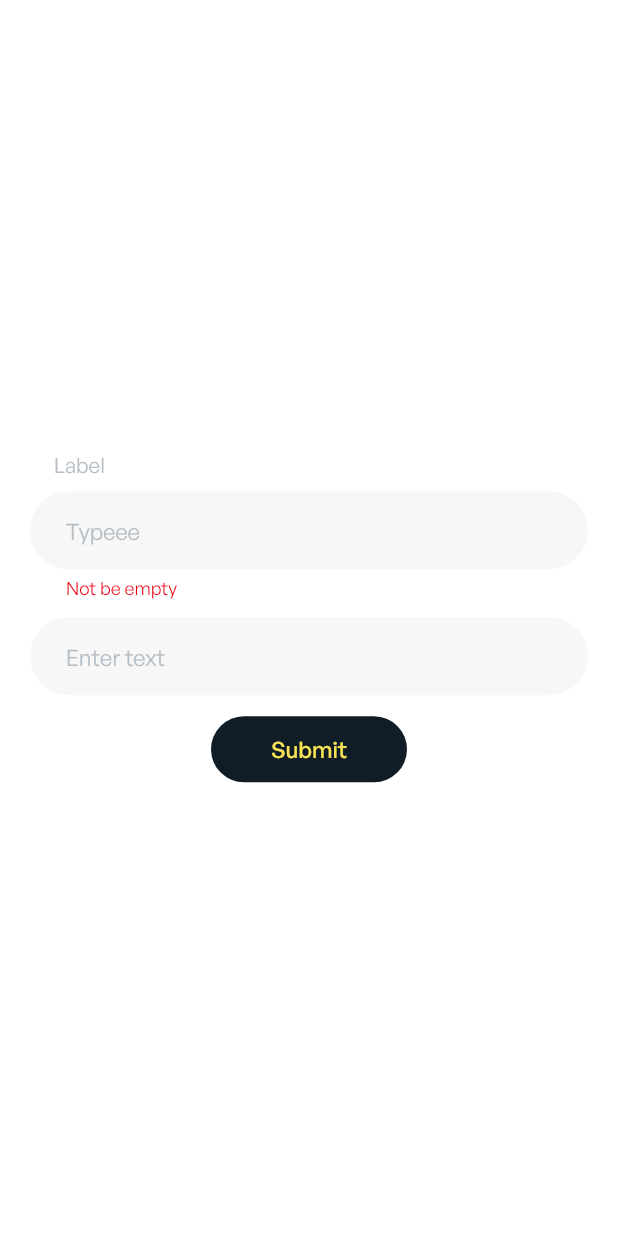
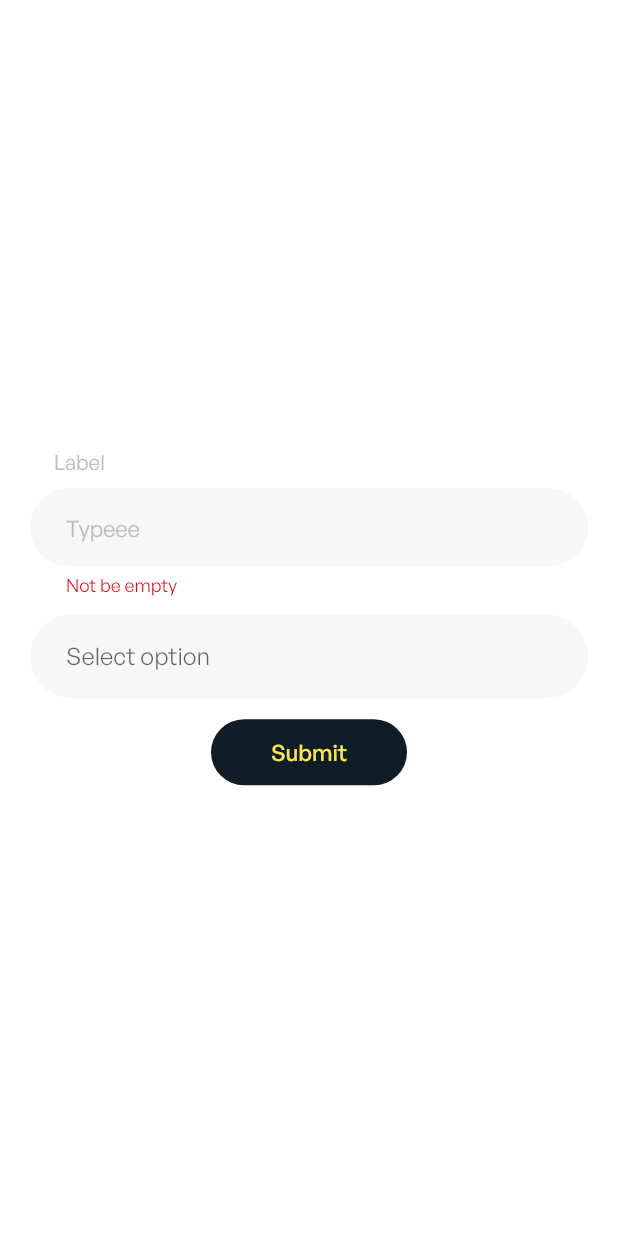
Before and after one commit to mcprah/chatteree_mobile, a Flutter app: the screen it shows after launch, after a tap on "Submit", on a phone screen of 412 x 824 dp. Run offline on Flutter 3.47's test engine with Material 2 defaults, Android fonts, the light colour scheme and no system bars; our stand-ins replace flutter_svg; project files that could hold a hidden picture were left out.

Commit message:
chore: add dropdown input component

```diff
--- a/lib/main.dart
+++ b/lib/main.dart
@@ -1,8 +1,9 @@
 import 'package:chatteree_mobile/utils/colors.dart';
 import 'package:chatteree_mobile/utils/constants.dart';
 import 'package:chatteree_mobile/utils/theme.dart';
-import 'package:chatteree_mobile/view/components/CButton.dart';
-import 'package:chatteree_mobile/view/components/CTextField.dart';
+import 'package:chatteree_mobile/view/components/c_button.dart';
+import 'package:chatteree_mobile/view/components/c_dropdown.dart';
+import 'package:chatteree_mobile/view/components/c_textfield.dart';
 import 'package:flutter/material.dart';
 import 'package:flutter/services.dart';
 import 'package:flutter_svg/svg.dart';
@@ -64,7 +65,10 @@ class MyApp extends StatelessWidget {
                       const SizedBox(
                         height: 12,
                       ),
-                      CTextField(
+                      CDropdown(
+                        dropdownItems: const ["Maame", "Ama", "Adwoa", "Mansa"],
+                        selectedValue: '',
+                        placeholder: "Select option",
                         textController: TextEditingController(),
                       ),
                       const SizedBox(
--- a/lib/utils/theme.dart
+++ b/lib/utils/theme.dart
@@ -48,3 +48,21 @@ InputBorder buildStadiumBorder() {
     ),
   );
 }
+
+InputDecoration cDefaultInputDecoration = InputDecoration(
+  hintStyle: cBodyTextStyle.copyWith(color: AppColors.gray),
+  filled: true,
+  fillColor: AppColors.secondaryLight,
+  border: OutlineInputBorder(
+    borderRadius: BorderRadius.circular(30),
+    borderSide: const BorderSide(color: Colors.transparent),
+  ),
+  focusedBorder: buildAccentStadiumBorder(),
+  enabledBorder: buildStadiumBorder(),
+  errorBorder: buildStadiumBorder(),
+  errorStyle: cSmallBodyTextStyle.copyWith(color: AppColors.danger, height: 1),
+  contentPadding: const EdgeInsets.symmetric(
+    horizontal: 24,
+    vertical: 16,
+  ),
+);
--- a/lib/view/components/CButton.dart
+++ b/lib/view/components/c_button.dart
@@ -1,8 +1,17 @@
+import 'package:flutter/material.dart';
+
 import 'package:chatteree_mobile/utils/colors.dart';
 import 'package:chatteree_mobile/utils/constants.dart';
-import 'package:flutter/material.dart';
 
 class CButton extends StatelessWidget {
+  final String text;
+  final CSize? size;
+  final Widget? prefixIcon;
+  final Widget? suffixIcon;
+  final VoidCallback onPressed;
+  final bool disabled;
+  final CButtonType type;
+
   const CButton({
     super.key,
     required this.text,
@@ -13,14 +22,6 @@ class CButton extends StatelessWidget {
     this.disabled = false,
     this.type = CButtonType.PRIMARY,
   });
-
-  final String text;
-  final CSize? size;
-  final Widget? prefixIcon;
-  final Widget? suffixIcon;
-  final VoidCallback onPressed;
-  final bool disabled;
-  final CButtonType type;
 
   @override
   Widget build(BuildContext context) {
--- /dev/null
+++ b/lib/view/components/c_dropdown.dart
@@ -0,0 +1,74 @@
+import 'package:flutter/material.dart';
+
+import 'package:chatteree_mobile/utils/colors.dart';
+import 'package:chatteree_mobile/utils/theme.dart';
+import 'package:flutter_svg/svg.dart';
+
+class CDropdown extends StatelessWidget {
+  final String? label;
+  final String placeholder;
+  final TextEditingController textController;
+  final String? Function(String?)? validator;
+  final List<String> dropdownItems;
+  final String? selectedValue;
+
+  final void Function(String?)? onChanged;
+
+  const CDropdown({
+    super.key,
+    this.label,
+    this.validator,
+    required this.textController,
+    required this.dropdownItems,
+    this.selectedValue,
+    this.onChanged,
+    this.placeholder = "Enter text",
+  });
+
+  @override
+  Widget build(BuildContext context) {
+    return Column(
+      crossAxisAlignment: CrossAxisAlignment.start,
+      children: [
+        if (label != null)
+          Padding(
+            padding: const EdgeInsets.only(bottom: 8, left: 16),
+            child: Text(
+              label!,
+              style: const TextStyle(
+                  color: Colors.grey), // Use your custom style here
+            ),
+          ),
+        DropdownButtonFormField(
+          elevation: 0,
+          icon: const SizedBox.shrink(),
+          value: selectedValue!.isNotEmpty ? selectedValue : null,
+          onChanged: (value) {
+            return onChanged?.call(value);
+          }, // Add your logic to handle dropdown changes
+          validator: validator,
+          decoration: cDefaultInputDecoration.copyWith(
+            hintText: placeholder,
+            suffixIcon: Padding(
+              padding:
+                  const EdgeInsets.all(8.0) + const EdgeInsets.only(right: 12),
+              child: SvgPicture.asset(
+                'assets/icons/icon/arrow/chevron-down.svg',
+                height: 24,
+                width: 24,
+              ),
+            ),
+          ),
+          items: dropdownItems.map((String value) {
+            return DropdownMenuItem(
+              value: value,
+              child: Text(value),
+            );
+          }).toList(),
+        ),
+      ],
+    );
+  }
+
+  // Define your buildAccentStadiumBorder and buildStadiumBorder methods here
+}
--- a/lib/view/components/CTextField.dart
+++ b/lib/view/components/c_textfield.dart
@@ -1,19 +1,22 @@
+import 'package:flutter/material.dart';
+
 import 'package:chatteree_mobile/utils/colors.dart';
 import 'package:chatteree_mobile/utils/theme.dart';
-import 'package:flutter/material.dart';
 
 class CTextField extends StatefulWidget {
-  const CTextField({
+
+  final String placeholder;
+  final String? label;
+  final String? Function(String?)? validator;
+  final TextEditingController textController;
+
+    const CTextField({
     super.key,
     this.label,
     this.placeholder = "Enter text",
     this.validator,
     required this.textController,
   });
-  final String placeholder;
-  final String? label;
-  final String? Function(String?)? validator;
-  final TextEditingController textController;
 
   @override
   State<CTextField> createState() => _CTextFieldState();
```
